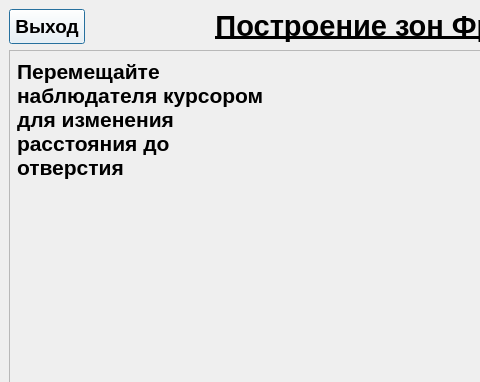
The window that QtFresnelZones/introwindow.ui (Lnd-stoL/fresnel-zones-qt) describes before a commit, drawn with Qt 5; both pictures show x 0 to 480 and y 0 to 382 of the 800 by 600 pixel window.
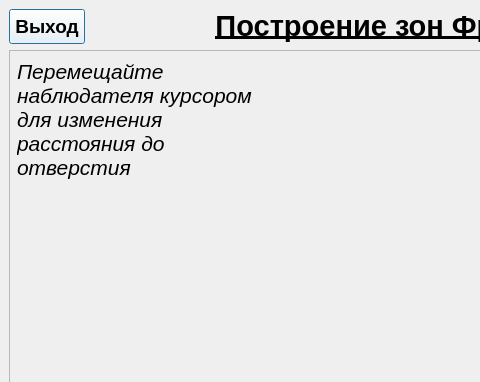
The same window after the commit. Custom widgets are drawn as their Qt base class.

```diff
--- a/QtFresnelZones/introwindow.ui
+++ b/QtFresnelZones/introwindow.ui
@@ -212,8 +212,9 @@
           <font>
            <family>Arial</family>
            <pointsize>16</pointsize>
-           <weight>75</weight>
-           <bold>true</bold>
+           <weight>50</weight>
+           <italic>true</italic>
+           <bold>false</bold>
           </font>
          </property>
          <property name="text">
```
Left out of the diff: 2 changed lines with no effect on the pictures.
